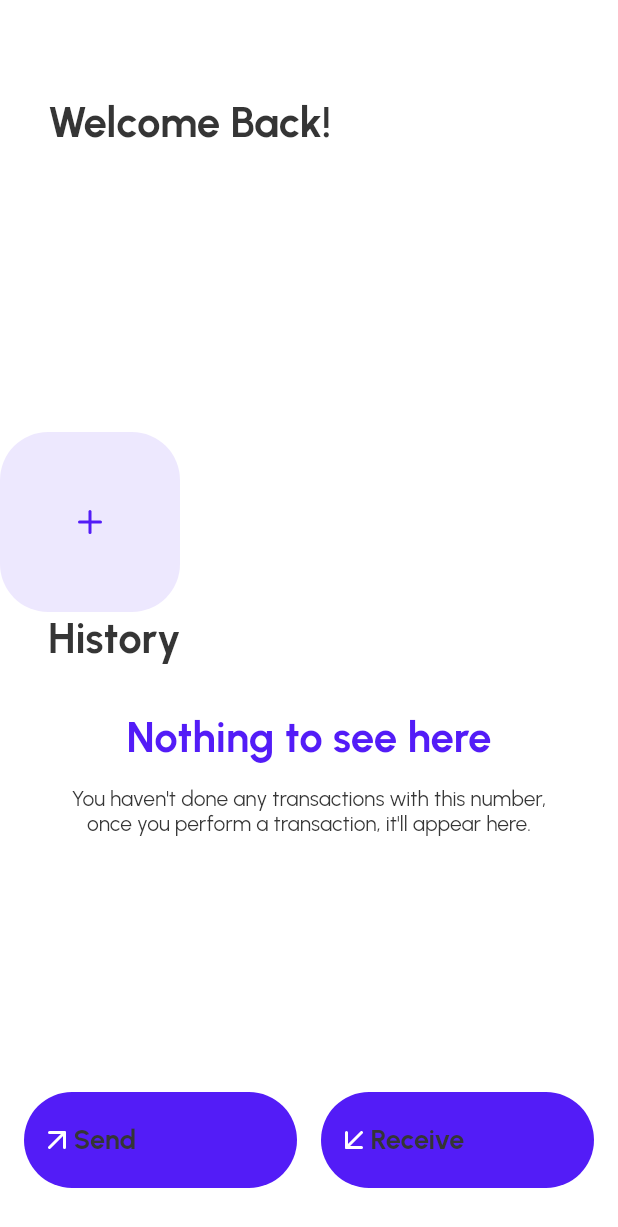
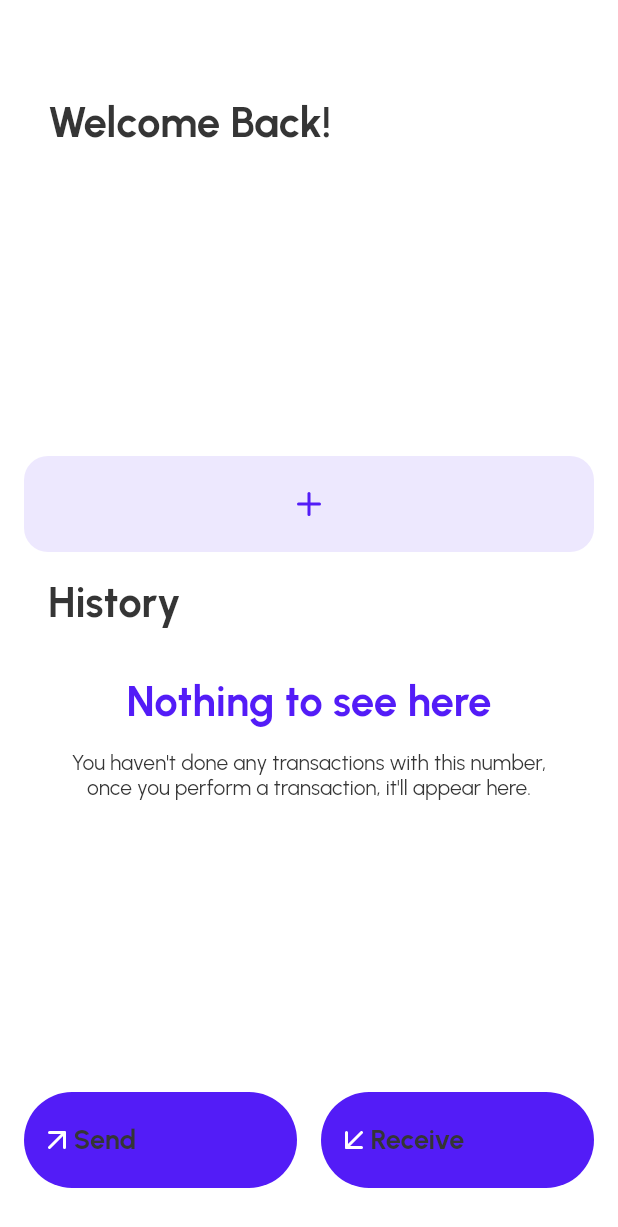
Before and after one commit to nuilewis/wemo, a Flutter app: the HomeScreen screen opened by its route, on a phone screen of 412 x 824 dp. Shown: the top 1227 px of the screen. Run offline on Flutter 3.47's test engine with Material 2 defaults, Android fonts, the phone set to English and light mode, and no system bars; our stand-ins replace expandable_page_view, flutter_svg, qr_flutter; missing offline and left inert: qr_code_scanner, ussd_advanced; project files that could hold a hidden picture were left out.

Commit message:
random updates

```diff
--- a/lib/screens/homescreen/components/add_number_button.dart
+++ b/lib/screens/homescreen/components/add_number_button.dart
@@ -5,9 +5,12 @@ import '../../../constants.dart';
 
 class AddNumberButton extends StatelessWidget {
   final VoidCallback onPressed;
+  final bool showText;
+
   const AddNumberButton({
     Key? key,
     required this.onPressed,
+    this.showText = false,
   }) : super(key: key);
 
   @override
@@ -15,16 +18,37 @@ class AddNumberButton extends StatelessWidget {
     return GestureDetector(
       onTap: onPressed,
       child: Container(
-        height: 120,
-        width: 120,
-        decoration: BoxDecoration(
-          color: kPurple20,
-          borderRadius: BorderRadius.circular(kDefaultPadding2x),
-        ),
-        child: Center(
-            child:
-                SvgPicture.asset("assets/svg/plus_icon.svg", color: kPurple)),
-      ),
+          margin: const EdgeInsets.all(kDefaultPadding),
+          height: 64,
+          width: double.infinity,
+          decoration: BoxDecoration(
+            color: kPurple20,
+            borderRadius: BorderRadius.circular(kDefaultPadding),
+          ),
+          child: showText
+              ? Center(
+                  child: Row(
+                    mainAxisSize: MainAxisSize.min,
+                    children: [
+                      SvgPicture.asset("assets/svg/plus_icon.svg",
+                          color: kPurple),
+                      const SizedBox(
+                        width: kDefaultPadding - 8,
+                      ),
+                      Text(
+                        "Add Number",
+                        style: Theme.of(context)
+                            .textTheme
+                            .headline1!
+                            .copyWith(fontSize: 20, color: kPurple),
+                      )
+                    ],
+                  ),
+                )
+              : Center(
+                  child: SvgPicture.asset("assets/svg/plus_icon.svg",
+                      color: kPurple),
+                )),
     );
   }
 }
--- a/lib/services/qr_service.dart
+++ b/lib/services/qr_service.dart
@@ -1,4 +1,4 @@
-
+import 'package:flutter/foundation.dart';
 
 class QrService {
   ///Interpolate name and number into a single string to feed to tthe GR generator
@@ -9,7 +9,7 @@ class QrService {
     String numToString = number.toString();
 
     String joinedString = numToString + name;
-    print("joined string is $joinedString");
+    debugPrint("joined string is $joinedString");
     return joinedString;
   }
 
```
Also changed, not shown: lib/providers/send_money_provider.dart (+16 -25 lines), lib/screens/homescreen/components/phone_num_card.dart (+3 -5 lines), lib/screens/initialsetupflowscreens/addnumberscreen.dart (+10 -19 lines), lib/screens/initialsetupflowscreens/verification_success_screen.dart (+18 -26 lines), lib/screens/initialsetupflowscreens/verify_num_screen.dart (+17 -23 lines), lib/screens/scanscreen/scan_screen.dart (+4 -6 lines), lib/screens/sendscreen/send_dialog_screen.dart (+9 -12 lines).
